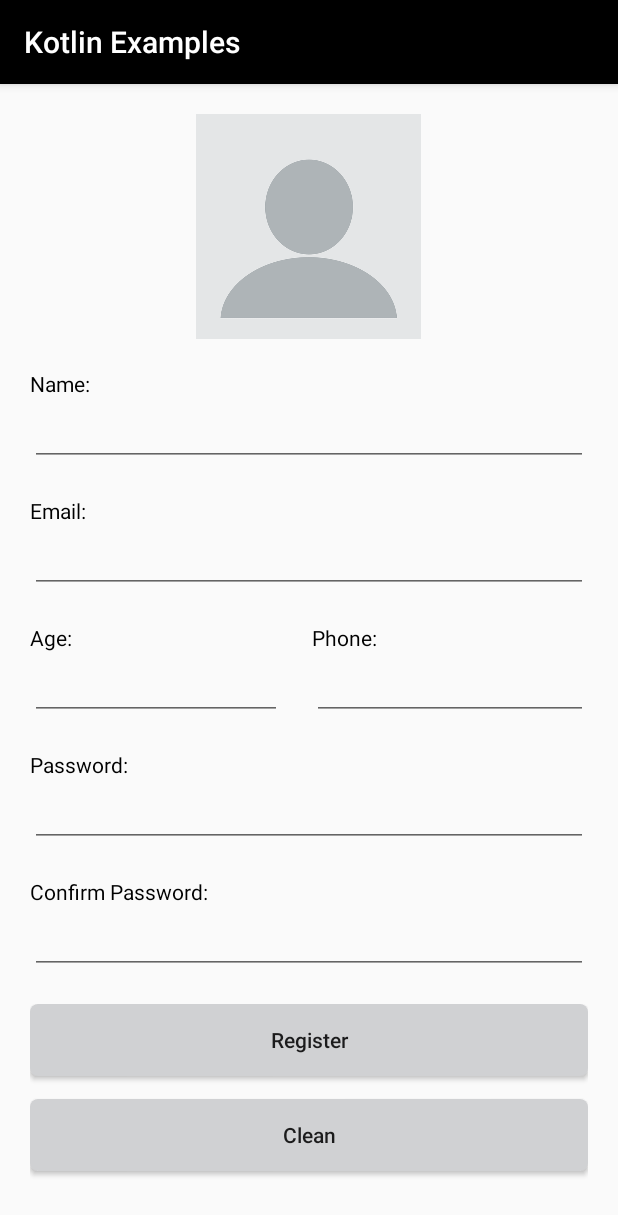
After one commit to DiegoLinks/kotlin-android-basic-examples, an Android app: the RegisterActivity screen opened directly, with no data from a screen before it, on a phone screen of 412 x 824 dp. The commit adds this screen. Shown: the top 1215 px of the screen. Run offline under Robolectric (Android 15) with nearby library versions, the phone set to English and light mode, and no system bars.

Commit message:
Register
Simple example of a log flow
Activities
Intent
Views
Variables
Permissions
Image Storage
Validation
TextWatcher

```diff
--- a/app/build.gradle
+++ b/app/build.gradle
@@ -31,7 +31,7 @@ dependencies {
     implementation 'com.android.support.constraint:constraint-layout:1.1.2'
 
     //RecyclerView
-    implementation ("com.android.support:recyclerview-v7:27.1.1"){
+    implementation("com.android.support:recyclerview-v7:27.1.1") {
         exclude group: "com.android.support"
     }
     //Glide
--- a/app/src/main/AndroidManifest.xml
+++ b/app/src/main/AndroidManifest.xml
@@ -4,6 +4,7 @@
 
     <uses-permission android:name="android.permission.INTERNET" />
     <uses-permission android:name="android.permission.ACCESS_NETWORK_STATE" />
+    <uses-permission android:name="android.permission.READ_EXTERNAL_STORAGE" />
 
     <application
         android:allowBackup="true"
@@ -20,7 +21,9 @@
             </intent-filter>
         </activity>
         <activity android:name=".myLibrary.MyLibraryActivity" />
-        <activity android:name=".udacity.UdacityActivity"></activity>
+        <activity android:name=".udacity.UdacityActivity" />
+        <activity android:name=".register.RegisterActivity" />
+        <activity android:name=".register.RegistredActivity"></activity>
     </application>
 
 </manifest>
--- a/app/src/main/java/com/fourtime/kotlinexamples/MainActivity.kt
+++ b/app/src/main/java/com/fourtime/kotlinexamples/MainActivity.kt
@@ -5,6 +5,7 @@ import android.os.Bundle
 import android.support.v7.app.AppCompatActivity
 import android.view.View
 import com.fourtime.kotlinexamples.myLibrary.MyLibraryActivity
+import com.fourtime.kotlinexamples.register.RegisterActivity
 import com.fourtime.kotlinexamples.udacity.UdacityActivity
 import kotlinx.android.synthetic.main.activity_main.*
 
@@ -33,6 +34,11 @@ class MainActivity : AppCompatActivity() {
             startActivity(intent)
 
         })
+
+        bt_register.setOnClickListener(View.OnClickListener {
+            val intent = Intent (this, RegisterActivity::class.java)
+            startActivity(intent)
+        })
     }
 
 }
--- /dev/null
+++ b/app/src/main/java/com/fourtime/kotlinexamples/register/RegisterActivity.kt
@@ -0,0 +1,214 @@
+package com.fourtime.kotlinexamples.register
+
+import android.app.Activity
+import android.content.Intent
+import android.content.pm.PackageManager
+import android.graphics.BitmapFactory
+import android.os.Bundle
+import android.provider.MediaStore
+import android.support.v4.app.ActivityCompat
+import android.support.v4.content.ContextCompat
+import android.support.v7.app.AppCompatActivity
+import android.text.Editable
+import android.text.TextWatcher
+import android.view.View
+import android.widget.Toast
+import com.fourtime.kotlinexamples.R
+import kotlinx.android.synthetic.main.activity_register.*
+
+
+class RegisterActivity : AppCompatActivity() {
+
+    val resCode = 123
+    var picture = ""
+
+    var name=""
+    var email=""
+    var age=""
+    var phone=""
+    var password=""
+    var passwordConfirm=""
+
+    override fun onCreate(savedInstanceState: Bundle?) {
+        super.onCreate(savedInstanceState)
+        setContentView(R.layout.activity_register)
+
+        //Permission write storage (get image)
+        checkPermission()
+
+        //Set image default (placeholder) of ImageView
+        ivPhoto.setImageResource(R.drawable.placeholder)
+
+        //Validate fields and send data to next activity with Intent
+        btRegister.setOnClickListener(View.OnClickListener {
+            validationFields()
+        })
+
+        //Clear data EditText
+        btClean.setOnClickListener(View.OnClickListener {
+            clean()
+        })
+
+        //Get image of gallery
+        ivPhoto.setOnClickListener(View.OnClickListener {
+            getImage()
+        })
+
+        edName.addTextChangedListener(object : TextWatcher {
+            override fun afterTextChanged(p0: Editable?) {
+                buttonValidation()
+            }
+
+            override fun beforeTextChanged(p0: CharSequence?, p1: Int, p2: Int, p3: Int) {
+
+            }
+
+            override fun onTextChanged(p0: CharSequence?, p1: Int, p2: Int, p3: Int) {
+
+            }
+        })
+        edEmail.addTextChangedListener(object : TextWatcher {
+            override fun afterTextChanged(p0: Editable?) {
+                buttonValidation()
+            }
+
+            override fun beforeTextChanged(p0: CharSequence?, p1: Int, p2: Int, p3: Int) {
+
+            }
+
+            override fun onTextChanged(p0: CharSequence?, p1: Int, p2: Int, p3: Int) {
+
+            }
+        })
+        edAge.addTextChangedListener(object : TextWatcher {
+            override fun afterTextChanged(p0: Editable?) {
+                buttonValidation()
+            }
+
+            override fun beforeTextChanged(p0: CharSequence?, p1: Int, p2: Int, p3: Int) {
+
+            }
+
+            override fun onTextChanged(p0: CharSequence?, p1: Int, p2: Int, p3: Int) {
+
+            }
+        })
+        edPhone.addTextChangedListener(object : TextWatcher {
+            override fun afterTextChanged(p0: Editable?) {
+                buttonValidation()
+            }
+
+            override fun beforeTextChanged(p0: CharSequence?, p1: Int, p2: Int, p3: Int) {
+
+            }
+
+            override fun onTextChanged(p0: CharSequence?, p1: Int, p2: Int, p3: Int) {
+
+            }
+        })
+        edPassword.addTextChangedListener(object : TextWatcher {
+            override fun afterTextChanged(p0: Editable?) {
+                buttonValidation()
+            }
+
+            override fun beforeTextChanged(p0: CharSequence?, p1: Int, p2: Int, p3: Int) {
+
+            }
+
+            override fun onTextChanged(p0: CharSequence?, p1: Int, p2: Int, p3: Int) {
+
+            }
+        })
+    }
+
+    fun getImage(){
+        val photoIntent = Intent(Intent.ACTION_PICK)
+        photoIntent.setType("image/*")
+        startActivityForResult(photoIntent, resCode)
+    }
+
+    override fun onActivityResult(requestCode: Int, resultCode: Int, data: Intent?) {
+        super.onActivityResult(requestCode, resultCode, data)
+
+        if (resultCode==Activity.RESULT_OK){
+            if(requestCode==resCode){
+                val selectedImage = data!!.data
+                val filePath = arrayOf(MediaStore.Images.Media.DATA)
+                val cursor = contentResolver.query(selectedImage, filePath, null, null, null)
+                cursor.moveToFirst()
+                val index = cursor.getColumnIndex(filePath[0])
+                picture = cursor.getString(index)
+                cursor.close()
+                ivPhoto.setImageBitmap(BitmapFactory.decodeFile(picture))
+            }
+        }
+    }
+
+    fun validationFields(){
+
+        name = edName.text.toString()
+        email = edEmail.text.toString()
+        age = edAge.text.toString()
+        phone = edPhone.text.toString()
+        password = edPassword.text.toString()
+        passwordConfirm = edConfirmPassword.text.toString()
+
+        if (name.length>0 && email.length>0 && age.length>0 && phone.length>0 && password.length>0){
+
+            if (password.equals(passwordConfirm)){
+                send()
+            } else {
+                Toast.makeText(this, "The password dont match!", Toast.LENGTH_SHORT).show()
+            }
+
+        } else {
+            Toast.makeText(this, "Please fill all fields!", Toast.LENGTH_SHORT).show()
+        }
+
+    }
+
+    fun buttonValidation() {
+        if (edName.text.length>0 && edEmail.text.length>0 && edAge.text.length>0 && edPhone.text.length>0 && edPassword.text.length>0) {
+            btRegister.setBackgroundResource(R.drawable.bt_enabled)
+            btRegister.setTextColor(resources.getColor(R.color.white))
+        } else {
+            btRegister.setBackgroundResource(R.drawable.bt_style)
+            btRegister.setTextColor(resources.getColor(R.color.black))
+        }
+    }
+
+    fun send(){
+        val intent = Intent (this, RegistredActivity::class.java)
+        intent.putExtra("photo",picture)
+        intent.putExtra("name", edName.text.toString())
+        intent.putExtra("email", edEmail.text.toString())
+        //Convert editText.text to Integer
+        val age: Int? = edAge.text.toString().toIntOrNull()
+        intent.putExtra("age", age)
+        intent.putExtra("phone", edPhone.text.toString())
+        startActivity(intent)
+    }
+
+    fun clean (){
+        ivPhoto.setImageResource(R.drawable.placeholder)
+        edName.text.clear()
+        edEmail.text.clear()
+        edAge.text.clear()
+        edPhone.text.clear()
+        edPassword.text.clear()
+        edConfirmPassword.text.clear()
+    }
+
+    private fun checkPermission(){
+        val permissionCheck = ContextCompat.checkSelfPermission(this, android.Manifest.permission.READ_EXTERNAL_STORAGE )
+        if(permissionCheck != PackageManager.PERMISSION_GRANTED){
+            if (ActivityCompat.shouldShowRequestPermissionRationale(this,
+                            android.Manifest.permission.READ_EXTERNAL_STORAGE)){
+            } else {
+                ActivityCompat.requestPermissions(this,
+                        arrayOf(android.Manifest.permission.READ_EXTERNAL_STORAGE),3)
+            }
+        }
+    }
+
+}
--- /dev/null
+++ b/app/src/main/res/drawable/bt_enabled.xml
@@ -0,0 +1,12 @@
+<?xml version="1.0" encoding="utf-8"?>
+<shape xmlns:android="http://schemas.android.com/apk/res/android">
+    <solid android:color="@color/green"/>
+    <stroke android:width="0.dp"
+        android:color="@color/white" />
+
+
+    <corners android:bottomRightRadius="5dp"
+        android:bottomLeftRadius="5dp"
+        android:topLeftRadius="5dp"
+        android:topRightRadius="5dp"/>
+</shape>
--- /dev/null
+++ b/app/src/main/res/drawable/bt_style.xml
@@ -0,0 +1,12 @@
+<?xml version="1.0" encoding="utf-8"?>
+<shape xmlns:android="http://schemas.android.com/apk/res/android">
+    <solid android:color="@color/silver"/>
+    <stroke android:width="0.dp"
+        android:color="@color/grey_l" />
+
+
+    <corners android:bottomRightRadius="5dp"
+        android:bottomLeftRadius="5dp"
+        android:topLeftRadius="5dp"
+        android:topRightRadius="5dp"/>
+</shape>
--- /dev/null
+++ b/app/src/main/res/layout/activity_register.xml
@@ -0,0 +1,183 @@
+<?xml version="1.0" encoding="utf-8"?>
+<ScrollView
+    android:layout_width="match_parent"
+    android:layout_height="match_parent"
+    xmlns:android="http://schemas.android.com/apk/res/android">
+<LinearLayout
+    android:orientation="vertical"
+    xmlns:android="http://schemas.android.com/apk/res/android"
+    xmlns:tools="http://schemas.android.com/tools"
+    android:layout_width="match_parent"
+    android:layout_height="match_parent"
+    android:focusable="true"
+    android:focusableInTouchMode="true"
+    tools:context=".register.RegisterActivity">
+
+    <ImageView
+        android:id="@+id/ivPhoto"
+        android:layout_gravity="center"
+        android:layout_marginTop="20dp"
+        android:layout_width="150dp"
+        android:layout_height="150dp" />
+
+    <LinearLayout
+        android:orientation="vertical"
+        android:layout_marginTop="20dp"
+        android:layout_marginLeft="20dp"
+        android:layout_marginRight="20dp"
+        android:layout_width="match_parent"
+        android:layout_height="wrap_content">
+
+        <TextView
+            android:layout_width="wrap_content"
+            android:layout_height="wrap_content"
+            android:textColor="@color/black"
+            android:text="Name:"/>
+
+        <EditText
+            android:id="@+id/edName"
+            android:layout_width="match_parent"
+            android:layout_height="wrap_content" />
+    </LinearLayout>
+
+    <LinearLayout
+        android:orientation="vertical"
+        android:layout_marginTop="20dp"
+        android:layout_marginLeft="20dp"
+        android:layout_marginRight="20dp"
+        android:layout_width="match_parent"
+        android:layout_height="wrap_content">
+
+        <TextView
+            android:layout_width="wrap_content"
+            android:layout_height="wrap_content"
+            android:textColor="@color/black"
+            android:text="Email:"/>
+
+        <EditText
+            android:id="@+id/edEmail"
+            android:layout_width="match_parent"
+            android:layout_height="wrap_content" />
+    </LinearLayout>
+
+    <LinearLayout
+        android:orientation="horizontal"
+        android:layout_marginTop="20dp"
+        android:layout_marginLeft="20dp"
+        android:layout_marginRight="20dp"
+        android:layout_width="match_parent"
+        android:layout_height="wrap_content">
+
+        <LinearLayout
+            android:layout_weight="1"
+            android:orientation="vertical"
+            android:layout_marginRight="10dp"
+            android:layout_width="wrap_content"
+            android:layout_height="wrap_content">
+        <TextView
+            android:layout_width="wrap_content"
+            android:layout_height="wrap_content"
+            android:textColor="@color/black"
+            android:text="Age:"/>
+
+        <EditText
+            android:id="@+id/edAge"
+            android:inputType="number"
+            android:maxLength="3"
+            android:layout_width="match_parent"
+            android:layout_height="wrap_content" />
+        </LinearLayout>
+
+        <LinearLayout
+            android:layout_weight="1"
+            android:orientation="vertical"
+            android:layout_width="wrap_content"
+            android:layout_marginLeft="10dp"
+            android:layout_height="wrap_content">
+            <TextView
+                android:layout_width="wrap_content"
+                android:layout_height="wrap_content"
+                android:textColor="@color/black"
+                android:text="Phone:"/>
+
+            <EditText
+                android:id="@+id/edPhone"
+                android:inputType="number"
+                android:layout_width="match_parent"
+                android:layout_height="wrap_content" />
+        </LinearLayout>
+
+    </LinearLayout>
+
+    <LinearLayout
+        android:orientation="vertical"
+        android:layout_marginTop="20dp"
+        android:layout_marginLeft="20dp"
+        android:layout_marginRight="20dp"
+        android:layout_width="match_parent"
+        android:layout_height="wrap_content">
+
+        <TextView
+            android:layout_width="wrap_content"
+            android:layout_height="wrap_content"
+            android:textColor="@color/black"
+            android:text="Password:"/>
+
+        <EditText
+            android:id="@+id/edPassword"
+            android:inputType="textPassword"
+            android:layout_width="match_parent"
+            android:layout_height="wrap_content" />
+    </LinearLayout>
+
+    <LinearLayout
+        android:orientation="vertical"
+        android:layout_marginTop="20dp"
+        android:layout_marginLeft="20dp"
+        android:layout_marginRight="20dp"
+        android:layout_width="match_parent"
+        android:layout_height="wrap_content">
+
+        <TextView
+            android:layout_width="wrap_content"
+            android:layout_height="wrap_content"
+            android:textColor="@color/black"
+            android:text="Confirm Password:"/>
+
+        <EditText
+            android:id="@+id/edConfirmPassword"
+            android:inputType="textPassword"
+            android:layout_width="match_parent"
+            android:layout_height="wrap_content" />
+    </LinearLayout>
+
+    <LinearLayout
+        android:orientation="vertical"
+        android:layout_marginTop="20dp"
+        android:layout_marginLeft="20dp"
+        android:layout_marginRight="20dp"
+        android:layout_width="match_parent"
+        android:layout_height="wrap_content">
+
+        <Button
+            android:id="@+id/btRegister"
+            android:layout_width="match_parent"
+            android:layout_height="wrap_content"
+            android:textAllCaps="false"
+            android:background="@drawable/bt_style"
+            android:text="Register"/>
+
+        <Button
+            android:id="@+id/btClean"
+            android:layout_marginTop="15dp"
+            android:layout_marginBottom="20dp"
+            android:layout_width="match_parent"
+            android:layout_height="wrap_content"
+            android:textAllCaps="false"
+            android:background="@drawable/bt_style"
+            android:text="Clean"/>
+
+    </LinearLayout>
+
+</LinearLayout>
+</ScrollView>
--- a/app/src/main/res/values/colors.xml
+++ b/app/src/main/res/values/colors.xml
@@ -5,5 +5,21 @@
     <color name="colorAccent">#FF4081</color>
 
     <color name="seashell">#f1f1f1</color>
-    <color name="white">#ffffff</color>
+    <color name="white">#FFFFFF</color>
+    <color name="white_s">#f2f2f2</color>
+    <color name="silver">#d0d1d3</color>
+    <color name="grey_s">#706f70</color>
+    <color name="grey_s5">#9b9b9b</color>
+    <color name="grey_l">#BDBDBD</color>
+    <color name="grey_ll">#f2f2f2</color>
+    <color name="grey_ss">#4b4b4b</color>
+    <color name="black_54">#8a000000</color>
+    <color name="black_87">#de000000</color>
+    <color name="black">#000000</color>
+    <color name="transparent">#00FFFFFF</color>
+    <color name="yellow">#FDD835</color>
+    <color name="green">#417505</color>
+    <color name="red_s">#8a0011</color>
+    <color name="red">#d0021b</color>
+
 </resources>
```
Also changed, not shown: app/src/main/java/com/fourtime/kotlinexamples/register/RegistredActivity.kt (added, +29 -0 lines), app/src/main/res/layout/activity_main.xml (+11 -0 lines), app/src/main/res/layout/activity_registred.xml (added, +56 -0 lines), app/src/main/res/drawable/placeholder.png (added).
